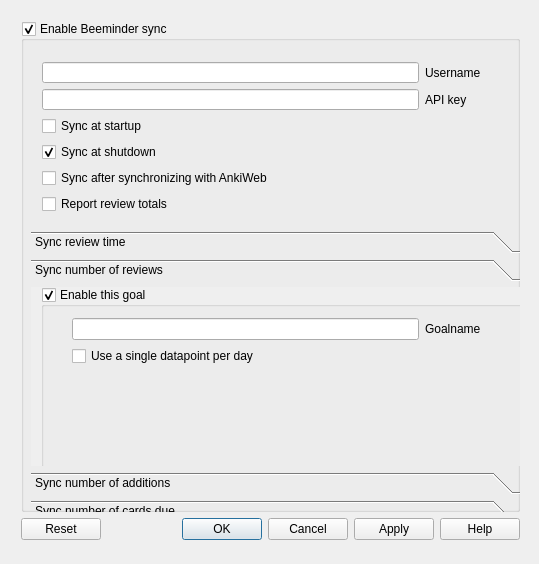
olimay/beetime, file beetime/settings_layout.ui: the form before one commit.
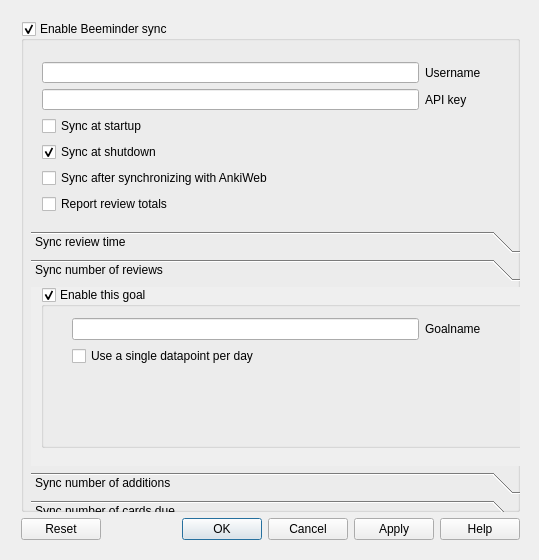
The form after the commit. The open tabs and pages were chosen to show the change.

Commit message: fixup! beetime: add odometer style goals

Patch:
```diff
--- a/beetime/settings_layout.ui
+++ b/beetime/settings_layout.ui
@@ -7,7 +7,7 @@
     <x>0</x>
     <y>0</y>
     <width>539</width>
-    <height>564</height>
+    <height>560</height>
    </rect>
   </property>
   <property name="windowTitle">
@@ -234,7 +234,7 @@
            <x>10</x>
            <y>0</y>
            <width>491</width>
-           <height>181</height>
+           <height>161</height>
           </rect>
          </property>
          <property name="title">
@@ -249,7 +249,7 @@
             <x>20</x>
             <y>20</y>
             <width>431</width>
-            <height>131</height>
+            <height>101</height>
            </rect>
           </property>
           <layout class="QGridLayout" name="gridLayout_4">
```
Left out of the diff: 8 changed lines with no effect on the pictures.
